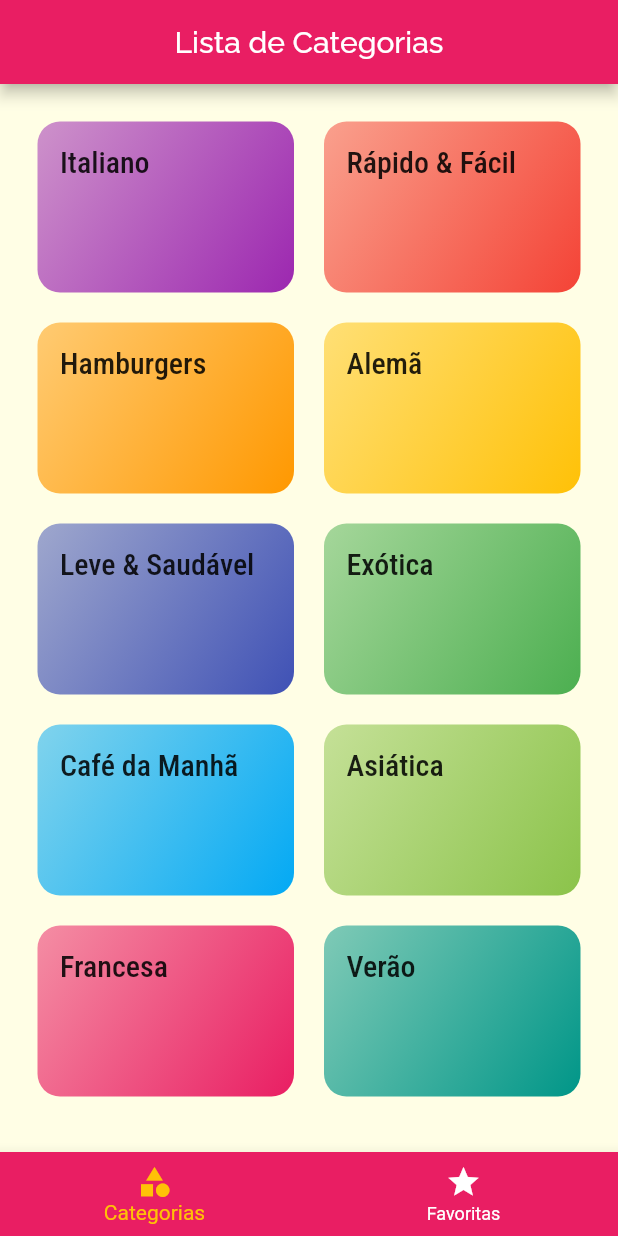
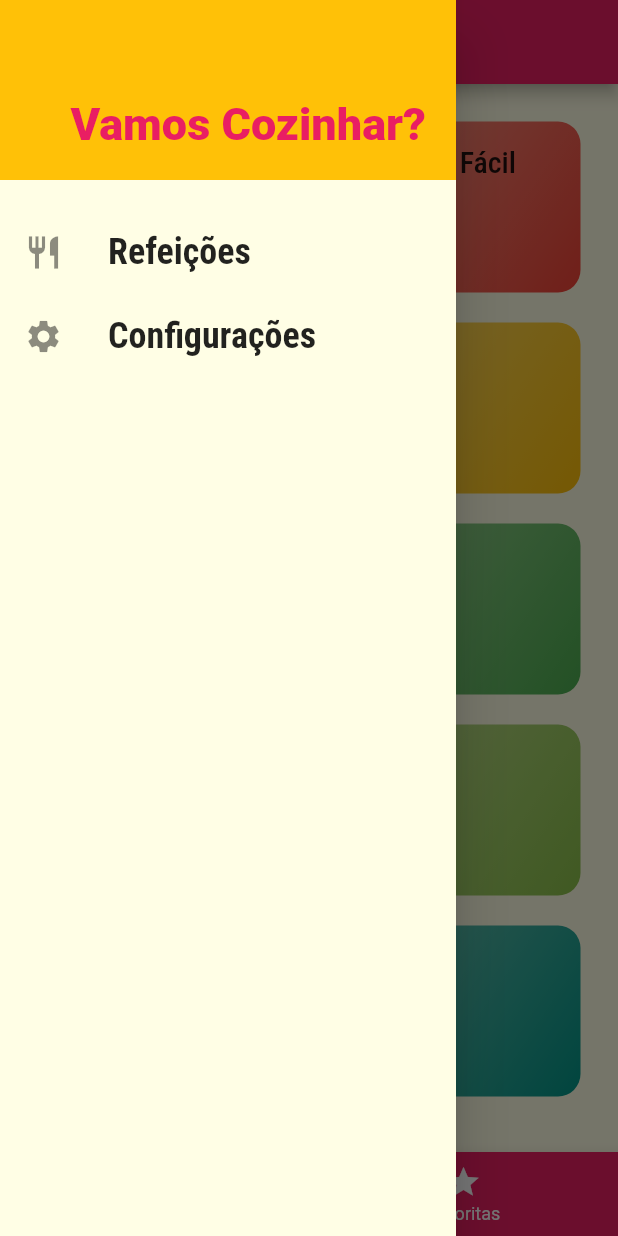
Before and after one commit to divinor07/meals, a Flutter app: the screen it shows after launch, with the side drawer open (before the commit the screen has no drawer), on a phone screen of 412 x 824 dp. Run offline on Flutter 3.47's test engine with Material 2 defaults, Android fonts, the phone set to English and light mode, and no system bars.

Commit message:
Creating Drawer

```diff
--- /dev/null
+++ b/lib/components/main_drawer.dart
@@ -0,0 +1,46 @@
+import 'package:flutter/material.dart';
+
+class MainDrawer extends StatelessWidget {
+  Widget _createItem(IconData icon, String label) {
+    return ListTile(
+      leading: Icon(icon, size: 26),
+      title: Text(
+        label,
+        style: TextStyle(
+          fontFamily: 'RobotoCondensed',
+          fontSize: 24,
+          fontWeight: FontWeight.bold,
+        ),
+      ),
+      onTap: () {},
+    );
+  }
+
+  @override
+  Widget build(BuildContext context) {
+    return Drawer(
+      child: Column(
+        children: <Widget>[
+          Container(
+            height: 120,
+            width: double.infinity,
+            padding: EdgeInsets.all(20),
+            color: Theme.of(context).accentColor,
+            alignment: Alignment.bottomRight,
+            child: Text(
+              'Vamos Cozinhar?',
+              style: TextStyle(
+                fontWeight: FontWeight.w900,
+                fontSize: 30,
+                color: Theme.of(context).primaryColor,
+              ),
+            ),
+          ),
+          SizedBox(height: 20),
+          _createItem(Icons.restaurant, 'Refeições'),
+          _createItem(Icons.settings, 'Configurações'),
+        ],
+      ),
+    );
+  }
+}
--- a/lib/screens/tabs_screen.dart
+++ b/lib/screens/tabs_screen.dart
@@ -1,4 +1,5 @@
 import 'package:flutter/material.dart';
+import 'package:meals/components/main_drawer.dart';
 import 'package:meals/screens/categories_screen.dart';
 import 'package:meals/screens/favorite_screen.dart';
 
@@ -27,6 +28,7 @@ class _TabsScreenState extends State<TabsScreen> {
         title: Text(_screens[_selectedScreenIndex]['title']),
         centerTitle: true,
       ),
+      drawer: MainDrawer(),
       body: _screens[_selectedScreenIndex]['screen'],
       bottomNavigationBar: BottomNavigationBar(
         onTap: _selectScreen,
```
